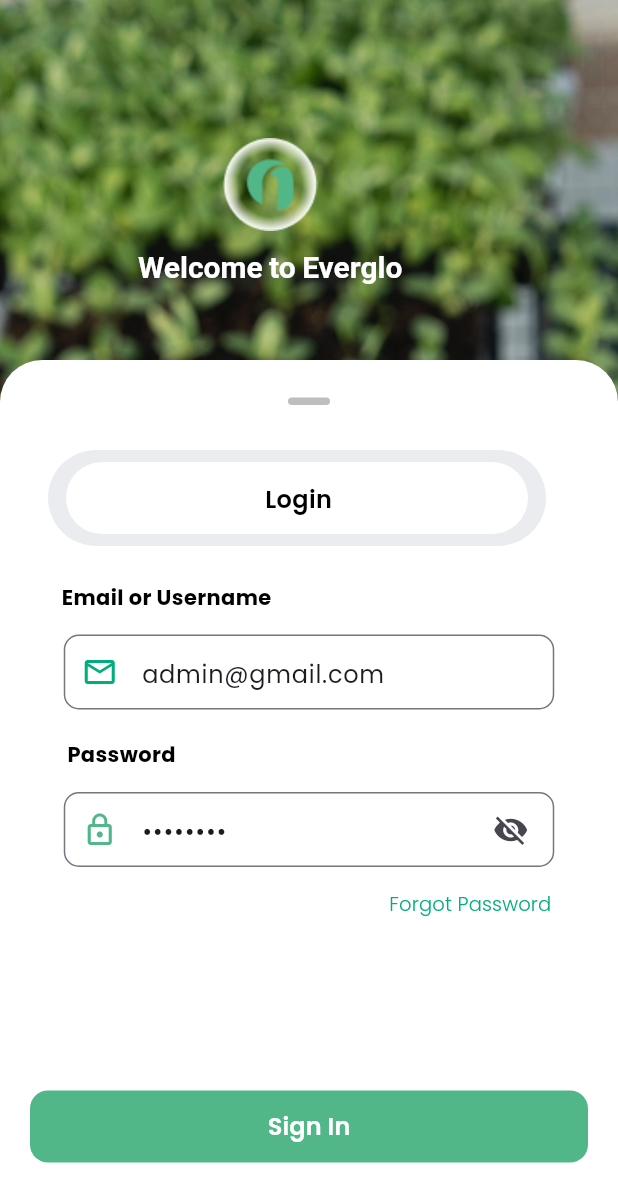
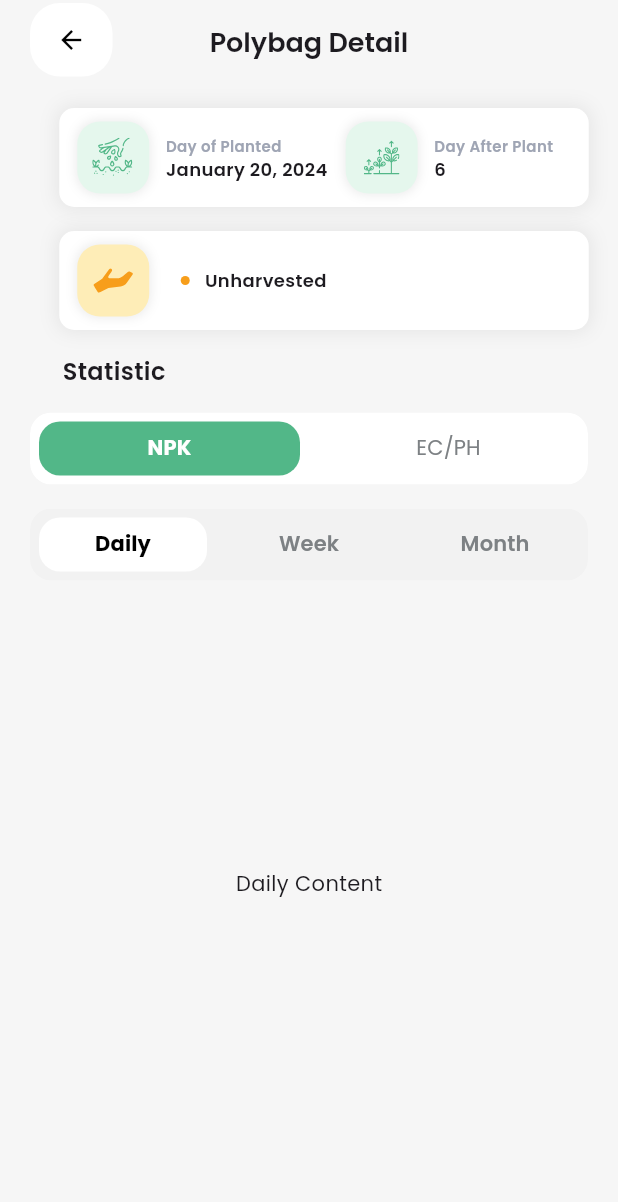
Before and after one commit to TA-Gras-Grus/everglo-mobile, a Flutter app: the screen it shows after launch, on a phone screen of 412 x 824 dp. Shown: the top 1202 px of the screen. Run offline on Flutter 3.47's test engine with Material 3 defaults, Android fonts, the phone set to English and light mode, and no system bars; drawn by our look-alikes of flutter_form_builder; our stand-ins replace dio, dropdown_button2, flutter_dotenv, flutter_svg, form_builder_validators, get and 4 more; missing offline and left inert: dart:ffi, flutter_dynamic_icon, mobile_scanner.

Commit message:
feature:polybagsDetail page slicing ui (-chart)

```diff
--- /dev/null
+++ b/lib/app/modules/polybags/polybagsDetail/bindings/polybags_detail_binding.dart
@@ -0,0 +1,12 @@
+import 'package:get/get.dart';
+
+import '../controllers/polybags_detail_controller.dart';
+
+class PolybagsDetailBinding extends Bindings {
+  @override
+  void dependencies() {
+    Get.lazyPut<PolybagsDetailController>(
+      () => PolybagsDetailController(),
+    );
+  }
+}
--- /dev/null
+++ b/lib/app/modules/polybags/polybagsDetail/controllers/polybags_detail_controller.dart
@@ -0,0 +1,23 @@
+import 'package:get/get.dart';
+
+class PolybagsDetailController extends GetxController {
+  //TODO: Implement PolybagsDetailController
+  RxBool isLoading = false.obs;
+  final count = 0.obs;
+  @override
+  void onInit() {
+    super.onInit();
+  }
+
+  @override
+  void onReady() {
+    super.onReady();
+  }
+
+  @override
+  void onClose() {
+    super.onClose();
+  }
+
+  void increment() => count.value++;
+}
--- /dev/null
+++ b/lib/app/modules/polybags/polybagsDetail/views/component/polybags_status.dart
@@ -0,0 +1,89 @@
+import 'package:everglo_mobile/app/modules/polybags/polybagsDetail/controllers/polybags_detail_controller.dart';
+import 'package:flutter/material.dart';
+import 'package:flutter_svg/svg.dart';
+import 'package:get/get_state_manager/src/simple/get_view.dart';
+import 'package:google_fonts/google_fonts.dart';
+
+class PolybagsStatus extends GetView<PolybagsDetailController> {
+  final String status;
+
+  const PolybagsStatus({Key? key, required this.status}) : super(key: key);
+
+  @override
+  Widget build(BuildContext context) {
+    return Padding(
+      padding: const EdgeInsets.only(left: 20),
+      child: Container(
+        height: 66,
+        width: 353,
+        decoration: BoxDecoration(
+            color: Colors.white,
+            borderRadius: BorderRadius.circular(10),
+            boxShadow: [
+              BoxShadow(
+                color: Colors.grey
+                    .withOpacity(0.2), // Adjust opacity for shadow intensity
+                blurRadius: 10.0, // Adjust blur radius for shadow softness
+                spreadRadius: 1.0, // Adjust spread radius for shadow size
+              ),
+            ]),
+        child: _harvestStatus(status),
+      ),
+    );
+  }
+
+  Widget _harvestStatus(String isActive) {
+    bool isActive = status == "harvested";
+    return Row(
+      children: [
+        SizedBox(width: 12),
+        Container(
+          height: 48,
+          width: 48,
+          decoration: BoxDecoration(
+              borderRadius: BorderRadius.circular(15),
+              color: isActive ? Color(0xFFE5F7ED) : Color(0xFFFEEDB7),
+              boxShadow: [
+                BoxShadow(
+                  color: Colors.grey
+                      .withOpacity(0.2), // Adjust opacity for shadow intensity
+                  blurRadius: 5.0, // Adjust blur radius for shadow softness
+                  spreadRadius: 1.0, // Adjust spread radius for shadow size
+                ),
+              ]),
+          child: Padding(
+            padding: const EdgeInsets.all(10.0),
+            child: isActive
+                ? SvgPicture.asset(
+                    'assets/icons/harvest.svg',
+                  )
+                : SvgPicture.asset('assets/icons/unharvested.svg'),
+          ),
+        ),
+        SizedBox(width: 11),
+        Row(
+          crossAxisAlignment: CrossAxisAlignment.center,
+          children: [
+            SizedBox(width: 10),
+            Container(
+              height: 6,
+              width: 6,
+              decoration: BoxDecoration(
+                shape: BoxShape.circle,
+                color: isActive ? Color(0xFF40916C) : Color(0xFFF79E1B),
+              ),
+            ),
+            SizedBox(width: 10),
+            Text(
+              status == "harvested" ? 'Harvested' : 'Unharvested',
+              style: TextStyle(
+                fontSize: 12,
+                fontWeight: FontWeight.w600,
+              ),
+            ),
+          ],
+        ),
+      ],
+    );
+  }
+}
--- /dev/null
+++ b/lib/app/modules/polybags/polybagsDetail/views/component/statistic_tabs.dart
@@ -0,0 +1,190 @@
+import 'package:everglo_mobile/app/modules/polybags/polybagsDetail/controllers/polybags_detail_controller.dart';
+import 'package:flutter/material.dart';
+import 'package:get/get_state_manager/src/simple/get_view.dart';
+
+class StatisticTabs extends GetView<PolybagsDetailController> {
+  const StatisticTabs({Key? key}) : super(key: key);
+
+  @override
+  Widget build(BuildContext context) {
+    return DefaultTabController(
+      length: 2,
+      child: SizedBox(
+        height: 500,
+        child: Column(
+          mainAxisSize: MainAxisSize.min,
+          children: [
+            Padding(
+              padding: const EdgeInsets.symmetric(horizontal: 20),
+              child: ClipRRect(
+                borderRadius: const BorderRadius.all(Radius.circular(14)),
+                child: Container(
+                  height: 48,
+                  decoration: BoxDecoration(
+                    borderRadius: const BorderRadius.all(Radius.circular(14)),
+                    color: Colors.white,
+                  ),
+                  child: TabBar(
+                    indicatorSize: TabBarIndicatorSize.tab,
+                    indicatorPadding: EdgeInsets.all(6),
+                    dividerColor: Colors.transparent,
+                    indicator: BoxDecoration(
+                      color: Color(0xFF52B788),
+                      borderRadius: const BorderRadius.all(Radius.circular(14)),
+                    ),
+                    labelColor: Colors.white,
+                    labelStyle: TextStyle(fontWeight: FontWeight.w700),
+                    unselectedLabelColor: Color(0xFF7D8184),
+                    unselectedLabelStyle:
+                        TextStyle(fontWeight: FontWeight.w400),
+                    tabs: [
+                      TabItem('NPK'),
+                      TabItem('EC/PH'),
+                    ],
+                  ),
+                ),
+              ),
+            ),
+            SizedBox(
+                height: 16), // Add some space between the TabBar and TabBarView
+            Expanded(
+              child: TabBarView(
+                children: [
+                  // Your content for the first tab (NPK)
+                  DefaultTabController(
+                    length: 3,
+                    child: SizedBox(
+                      height: 200,
+                      child: Column(
+                        mainAxisSize: MainAxisSize.min,
+                        children: [
+                          Padding(
+                            padding: const EdgeInsets.symmetric(horizontal: 20),
+                            child: ClipRRect(
+                              borderRadius:
+                                  const BorderRadius.all(Radius.circular(14)),
+                              child: Container(
+                                height: 48,
+                                decoration: BoxDecoration(
+                                  borderRadius: const BorderRadius.all(
+                                      Radius.circular(14)),
+                                  color: Color(0xFFF2F2F2),
+                                ),
+                                child: TabBar(
+                                  indicatorSize: TabBarIndicatorSize.tab,
+                                  indicatorPadding: EdgeInsets.all(6),
+                                  dividerColor: Colors.transparent,
+                                  indicator: BoxDecoration(
+                                    color: Colors.white,
+                                    borderRadius: const BorderRadius.all(
+                                        Radius.circular(14)),
+                                  ),
+                                  labelColor: Colors.black,
+                                  labelStyle:
+                                      TextStyle(fontWeight: FontWeight.w700),
+                                  unselectedLabelColor: Color(0xFF7D8184),
+                                  unselectedLabelStyle:
+                                      TextStyle(fontWeight: FontWeight.w600),
+                                  tabs: [
+                                    TabItem('Daily'),
+                                    TabItem('Week'),
+                                    TabItem('Month')
+                                  ],
+                                ),
+                              ),
+                            ),
+                          ),
+                          SizedBox(height: 16),
+                          Expanded(
+                            child: TabBarView(
+                              children: [
+                                Center(child: Text('Daily Content')),
+                                Center(child: Text('Week Content')),
+                                Center(child: Text('Month Content')),
+                              ],
+                            ),
+                          ),
+                        ],
+                      ),
+                    ),
+                  ),
+                  DefaultTabController(
+                    length: 3,
+                    child: SizedBox(
+                      height: 200,
+                      child: Column(
+                        mainAxisSize: MainAxisSize.min,
+                        children: [
+                          Padding(
+                            padding: const EdgeInsets.symmetric(horizontal: 20),
+                            child: ClipRRect(
+                              borderRadius:
+                                  const BorderRadius.all(Radius.circular(14)),
+                              child: Container(
+                                height: 48,
+                                decoration: BoxDecoration(
+                                  borderRadius: const BorderRadius.all(
+                                      Radius.circular(14)),
+                                  color: Color(0xFFF2F2F2),
+                                ),
+                                child: TabBar(
+                                  indicatorSize: TabBarIndicatorSize.tab,
+                                  indicatorPadding: EdgeInsets.all(6),
+                                  dividerColor: Colors.transparent,
+                                  indicator: BoxDecoration(
+                                    color: Colors.white,
+                                    borderRadius: const BorderRadius.all(
+                                        Radius.circular(14)),
+                                  ),
+                                  labelColor: Colors.black,
+                                  labelStyle:
+                                      TextStyle(fontWeight: FontWeight.w700),
+                                  unselectedLabelColor: Color(0xFF7D8184),
+                                  unselectedLabelStyle:
+                                      TextStyle(fontWeight: FontWeight.w600),
+                                  tabs: [
+                                    TabItem('Daily'),
+                                    TabItem('Week'),
+                                    TabItem('Month')
+                                  ],
+                                ),
+                              ),
+                            ),
+                          ),
+                          SizedBox(height: 16),
+                          const Expanded(
+                            child: TabBarView(
+                              children: [
+                                Center(child: Text('Daily Content')),
+                                Center(child: Text('Week Content')),
+                                Center(child: Text('Month Content')),
+                              ],
+                            ),
+                          ),
+                        ],
+                      ),
+                    ),
+                  ),
+                ],
+              ),
+            ),
+          ],
+        ),
+      ),
+    );
+  }
+
+  Widget TabItem(String title) {
+    return Tab(
+      child: Row(
+        mainAxisAlignment: MainAxisAlignment.center,
+        children: [
+          Text(
+            title,
+            overflow: TextOverflow.ellipsis,
+          ),
+        ],
+      ),
+    );
+  }
+}
--- /dev/null
+++ b/lib/app/modules/polybags/polybagsDetail/views/polybags_detail_view.dart
@@ -0,0 +1,191 @@
+import 'package:everglo_mobile/app/modules/polybags/polybagsDetail/views/component/polybags_status.dart';
+import 'package:everglo_mobile/app/modules/polybags/polybagsDetail/views/component/statistic_tabs.dart';
+import 'package:flutter/material.dart';
+import 'package:flutter_svg/svg.dart';
+
+import 'package:get/get.dart';
+
+import '../controllers/polybags_detail_controller.dart';
+
+class PolybagsDetailView extends GetView<PolybagsDetailController> {
+  const PolybagsDetailView({Key? key}) : super(key: key);
+
+  @override
+  Widget build(BuildContext context) {
+    return Scaffold(
+      appBar: AppBar(
+        leadingWidth: 80,
+        backgroundColor: Colors.transparent,
+        leading: Padding(
+          padding: const EdgeInsets.only(left: 20, right: 5, top: 2, bottom: 5),
+          child: Container(
+            height: 32,
+            width: 32,
+            decoration: BoxDecoration(
+                color: Colors.white, borderRadius: BorderRadius.circular(20)),
+            child: IconButton(
+              icon: Icon(Icons.arrow_back, color: Colors.black, size: 20),
+              onPressed: () => Navigator.pop(Get.context!),
+            ),
+          ),
+        ),
+        title: Text('Polybag Detail',
+            style: TextStyle(
+              fontSize: 18,
+              fontWeight: FontWeight.w600,
+            )),
+        centerTitle: true,
+      ),
+      body: SingleChildScrollView(
+        child: Obx(() {
+          if (controller.isLoading.value) {
+            return const Center(
+              child: Text('Loading...'),
+            );
+          } else {
+            return Column(
+              children: [
+                SizedBox(height: 16),
+                Padding(
+                  padding: const EdgeInsets.only(left: 20),
+                  child: Container(
+                    height: 66,
+                    width: 353,
+                    decoration: BoxDecoration(
+                        color: Colors.white,
+                        borderRadius: BorderRadius.circular(10),
+                        boxShadow: [
+                          BoxShadow(
+                            color: Colors.grey.withOpacity(
+                                0.2), // Adjust opacity for shadow intensity
+                            blurRadius:
+                                10.0, // Adjust blur radius for shadow softness
+                            spreadRadius:
+                                1.0, // Adjust spread radius for shadow size
+                          ),
+                        ]),
+                    child: Row(
+                      children: [
+                        SizedBox(width: 12),
+                        Container(
+                          height: 48,
+                          width: 48,
+                          decoration: BoxDecoration(
+                              borderRadius: BorderRadius.circular(15),
+                              color: Color(0xFFE5F7ED),
+                              boxShadow: [
+                                BoxShadow(
+                                  color: Colors.grey.withOpacity(
+                                      0.2), // Adjust opacity for shadow intensity
+                                  blurRadius:
+                                      5.0, // Adjust blur radius for shadow softness
+                                  spreadRadius:
+                                      1.0, // Adjust spread radius for shadow size
+                                ),
+                              ]),
+                          child: Padding(
+                            padding: const EdgeInsets.all(10.0),
+                            child: SvgPicture.asset(
+                              'assets/icons/dayOfPlanted.svg',
+                            ),
+                          ),
+                        ),
+                        SizedBox(width: 11),
+                        Padding(
+                          padding: const EdgeInsets.only(top: 18),
+                          child: Column(
+                            crossAxisAlignment: CrossAxisAlignment.start,
+                            children: [
+                              Text(
+                                'Day of Planted',
+                                style: TextStyle(
+                                  fontSize: 10,
+                                  fontWeight: FontWeight.w600,
+                                  color: Color(0xFF9FA5B4),
+                                ),
+                              ),
+                              Text(
+                                'January 20, 2024',
+                                style: TextStyle(
+                                  fontSize: 12,
+                                  fontWeight: FontWeight.w600,
+                                ),
+                              ),
+                            ],
+                          ),
+                        ),
+                        SizedBox(width: 12),
+                        Container(
+                          height: 48,
+                          width: 48,
+                          decoration: BoxDecoration(
+                              borderRadius: BorderRadius.circular(15),
+                              color: Color(0xFFE5F7ED),
+                              boxShadow: [
+                                BoxShadow(
+                                  color: Colors.grey.withOpacity(
+                                      0.2), // Adjust opacity for shadow intensity
+                                  blurRadius:
+                                      5.0, // Adjust blur radius for shadow softness
+                                  spreadRadius:
+                                      1.0, // Adjust spread radius for shadow size
+                                ),
+                              ]),
+                          child: Padding(
+                            padding: const EdgeInsets.all(12.0),
+                            child: SvgPicture.asset(
+                              'assets/icons/dayAfterPlant.svg',
+                            ),
+                          ),
+                        ),
+                        SizedBox(width: 11),
+                        Padding(
+                          padding: const EdgeInsets.only(top: 18),
+                          child: Column(
+                            crossAxisAlignment: CrossAxisAlignment.start,
+                            children: [
+                              Text(
+                                'Day After Plant',
+                                style: TextStyle(
+                                  fontSize: 10,
+                                  fontWeight: FontWeight.w600,
+                                  color: Color(0xFF9FA5B4),
+                                ),
+                              ),
+                              Text(
+                                '6',
+                                style: TextStyle(
+                                  fontSize: 12,
+                                  fontWeight: FontWeight.w600,
+                                ),
+                              ),
+                            ],
+                          ),
+                        ),
+                      ],
+                    ),
+                  ),
+                ),
+                SizedBox(height: 16),
+                PolybagsStatus(status: 'unharvested'),
+                SizedBox(height: 16),
+                Padding(
+                  padding: const EdgeInsets.only(right: 260),
+                  child: Text(
+                    "Statistic",
+                    style: TextStyle(
+                      fontSize: 16,
+                      fontWeight: FontWeight.w600,
+                    ),
+                  ),
+                ),
+                SizedBox(height: 16),
+                StatisticTabs(),
+              ],
+            );
+          }
+        }),
+      ),
+    );
+  }
+}
--- a/lib/app/routes/app_pages.dart
+++ b/lib/app/routes/app_pages.dart
@@ -10,6 +10,8 @@ import '../modules/login/bindings/login_binding.dart';
 import '../modules/login/views/login_view.dart';
 import '../modules/polybag_scanner/bindings/polybag_scanner_binding.dart';
 import '../modules/polybag_scanner/views/polybag_scanner_view.dart';
+import '../modules/polybags/polybagsDetail/bindings/polybags_detail_binding.dart';
+import '../modules/polybags/polybagsDetail/views/polybags_detail_view.dart';
 import '../modules/polybags/polybagsLists/bindings/polybagsLists_binding.dart';
 import '../modules/polybags/polybagsLists/views/polybagsLists_view.dart';
 import '../modules/polybags/polybagsPlants/bindings/polybagsPlants_binding.dart';
@@ -30,7 +32,7 @@ part 'app_routes.dart';
 class AppPages {
   AppPages._();
 
-  static const INITIAL = Routes.SPLASH_SCREEN;
+  static const INITIAL = Routes.POLYBAGS_DETAIL;
 
   static final routes = [
     GetPage(
@@ -68,6 +70,11 @@ class AppPages {
           page: () => const PolybagsListsView(),
           binding: PolybagsListsBinding(),
         ),
+        GetPage(
+          name: _Paths.POLYBAGS_DETAIL,
+          page: () => const PolybagsDetailView(),
+          binding: PolybagsDetailBinding(),
+        ),
       ],
     ),
     GetPage(
--- a/lib/app/routes/app_routes.dart
+++ b/lib/app/routes/app_routes.dart
@@ -15,6 +15,7 @@ abstract class Routes {
   static const EDIT_PROFILE = _Paths.PROFILE + _Paths.EDIT_PROFILE;
   static const CHANGE_PASSWORD_PROFILE =
       _Paths.PROFILE + _Paths.CHANGE_PASSWORD_PROFILE;
+  static const POLYBAGS_DETAIL = _Paths.POLYBAGS + _Paths.POLYBAGS_DETAIL;
 }
 
 abstract class _Paths {
@@ -30,4 +31,5 @@ abstract class _Paths {
   static const PROFILE_DETAIL = '/profile-detail';
   static const EDIT_PROFILE = '/edit-profile';
   static const CHANGE_PASSWORD_PROFILE = '/change-password-profile';
+  static const POLYBAGS_DETAIL = '/polybags-detail';
 }
--- a/pubspec.yaml
+++ b/pubspec.yaml
@@ -24,6 +24,7 @@ dependencies:
   mobile_scanner: ^3.5.5
   zoom_tap_animation: ^1.1.0
   get_storage: ^2.1.1
+  fl_chart: ^0.67.0
 
 dev_dependencies:
   flutter_lints: ^3.0.1
@@ -76,3 +77,5 @@ flutter:
     - assets/icons/help.svg
     - assets/icons/pencil.svg
     - assets/icons/camera.svg
+    - assets/icons/harvest.svg
+    - assets/icons/unharvested.svg
```
Also changed, not shown: assets/icons/harvest.svg (added), assets/icons/unharvested.svg (added), pubspec.lock, 1 other file.
